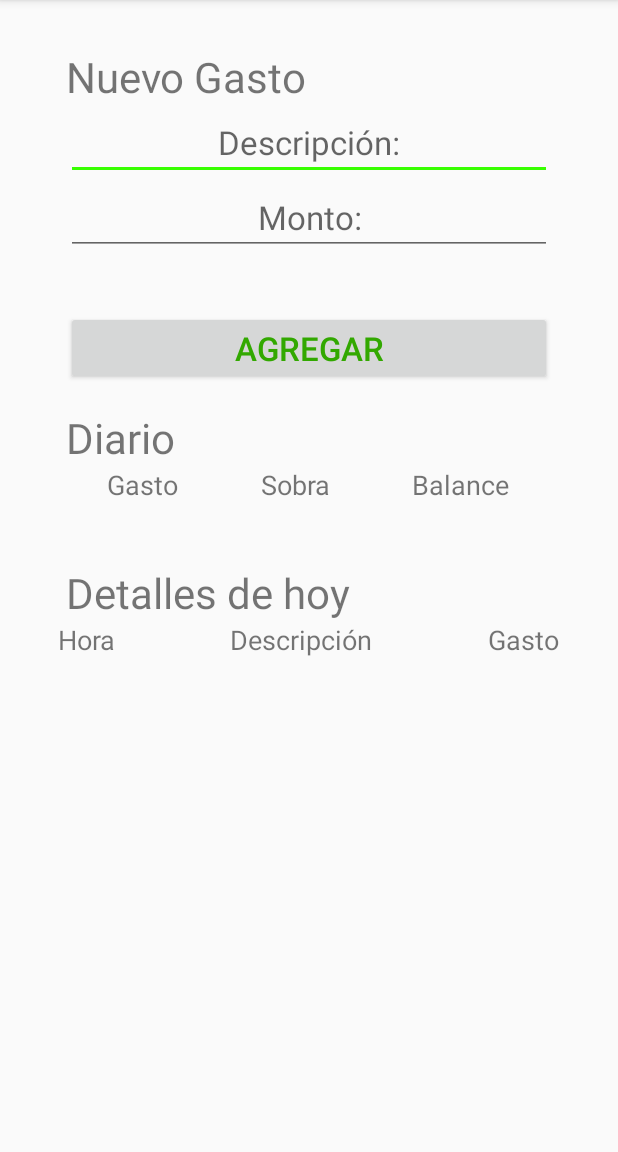
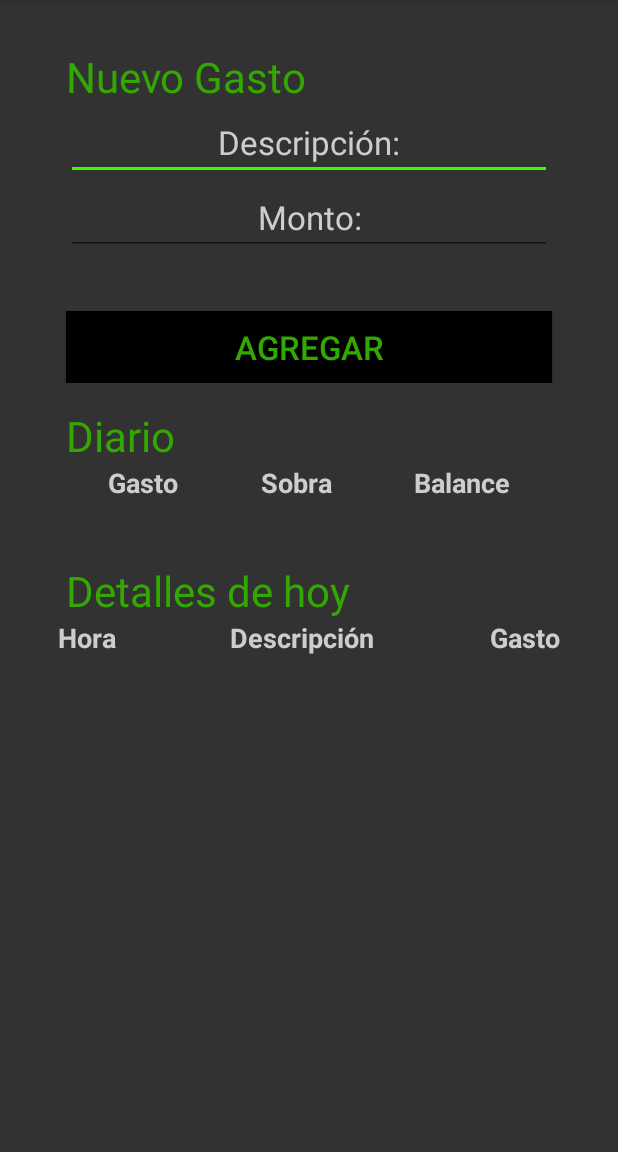
Before and after one commit to gonza56d/Caronte, an Android app: the NewDetalleDiarioActivity screen opened directly, with no data from a screen before it, on a phone screen of 412 x 824 dp, the part 84-1236 px from its top. Run offline under Robolectric (Android 15) with nearby library versions, the phone set to English and light mode, and no system bars; our stand-ins replace Room's generated code.

Commit message:
Colores HERMOSOS =)

```diff
--- a/app/src/main/res/layout/new_detalle_diario_activity.xml
+++ b/app/src/main/res/layout/new_detalle_diario_activity.xml
@@ -7,7 +7,8 @@
     xmlns:app="http://schemas.android.com/apk/res-auto"
     android:layout_width="match_parent"
     android:layout_height="match_parent"
-    tools:context=".NewDetalleDiarioActivity">
+    tools:context=".NewDetalleDiarioActivity"
+    android:background="@color/ultragray">
 
     <!-- Titulo de la app -->
     <!--
@@ -32,7 +33,8 @@
             android:layout_marginTop="16sp"
             android:layout_marginHorizontal="44sp"
             android:text="@string/new_detalle_diario"
-            android:textSize="28sp"/>
+            android:textSize="28sp"
+            android:textColor="@color/colorPrimary"/>
         <EditText
             android:id="@+id/txt_detalle_diario_descripcion"
             android:layout_width="0dp"
@@ -42,7 +44,9 @@
             android:textAlignment="center"
             android:textSize="22sp"
             android:autofillHints="false"
-            android:hint="@string/new_detalle_diario_descripcion"/>
+            android:hint="@string/new_detalle_diario_descripcion"
+            android:textColor="@color/softgray"
+            android:textColorHint="@color/softgray"/>
         <EditText
             android:id="@+id/txt_detalle_diario_gasto"
             android:layout_width="0dp"
@@ -53,7 +57,9 @@
             android:textAlignment="center"
             android:textSize="22sp"
             android:autofillHints="false"
-            android:hint="@string/new_detalle_diario_gasto"/>
+            android:hint="@string/new_detalle_diario_gasto"
+            android:textColor="@color/softgray"
+            android:textColorHint="@color/softgray"/>
         <TextView
             android:id="@+id/lbl_exception"
             android:layout_width="wrap_content"
@@ -71,7 +77,8 @@
             android:textAlignment="center"
             android:textSize="22sp"
             android:textColor="@color/colorPrimary"
-            android:shadowColor="@color/black" />
+            android:shadowColor="@color/colorPrimaryDark"
+            android:background="@color/black"/>
     </TableLayout>
 
     <!-- Tabla con info del diario -->
@@ -82,7 +89,8 @@
         android:layout_marginTop="16sp"
         android:layout_marginHorizontal="44sp"
         android:text="@string/diario"
-        android:textSize="28sp"/>
+        android:textSize="28sp"
+        android:textColor="@color/colorPrimary"/>
     <TableLayout
         android:id="@+id/table_diario"
         android:layout_width="wrap_content"
@@ -93,29 +101,38 @@
             <TextView
                 android:textAlignment="center"
                 android:text="@string/gasto"
-                android:textSize="18sp"/>
+                android:textStyle="bold"
+                android:textSize="18sp"
+                android:textColor="@color/softgray"/>
             <TextView
                 android:textAlignment="center"
                 android:text="@string/sobra"
-                android:textSize="18sp"/>
+                android:textStyle="bold"
+                android:textSize="18sp"
+                android:textColor="@color/softgray"/>
             <TextView
                 android:textAlignment="center"
                 android:text="@string/balance"
-                android:textSize="18sp"/>
+                android:textStyle="bold"
+                android:textSize="18sp"
+                android:textColor="@color/softgray"/>
         </TableRow>
         <TableRow>
             <TextView
                 android:id="@+id/lbl_diario_gasto"
                 android:textAlignment="center"
-                android:textSize="18sp"/>
+                android:textSize="18sp"
+                android:textColor="@color/softgray"/>
             <TextView
                 android:id="@+id/lbl_diario_sobra"
                 android:textAlignment="center"
-                android:textSize="18sp"/>
+                android:textSize="18sp"
+                android:textColor="@color/softgray"/>
             <TextView
                 android:id="@+id/lbl_diario_balance"
                 android:textAlignment="center"
-                android:textSize="18sp"/>
+                android:textSize="18sp"
+                android:textColor="@color/softgray"/>
         </TableRow>
     </TableLayout>
 
@@ -127,28 +144,34 @@
         android:layout_marginTop="16sp"
         android:layout_marginHorizontal="44sp"
         android:text="@string/detalles_hoy"
-        android:textSize="28sp"/>
+        android:textSize="28sp"
+        android:textColor="@color/colorPrimary"/>
     <TableLayout android:stretchColumns="*">
         <TableRow>
             <TextView
                 android:textAlignment="center"
                 android:text="@string/hora"
-                android:textSize="18sp"/>
+                android:textStyle="bold"
+                android:textSize="18sp"
+                android:textColor="@color/softgray"/>
             <TextView
                 android:textAlignment="center"
                 android:text="@string/descripcion"
-                android:textSize="18sp"/>
+                android:textStyle="bold"
+                android:textSize="18sp"
+                android:textColor="@color/softgray"/>
             <TextView
                 android:textAlignment="center"
                 android:text="@string/gasto"
-                android:textSize="18sp"/>
+                android:textStyle="bold"
+                android:textSize="18sp"
+                android:textColor="@color/softgray"/>
         </TableRow>
     </TableLayout>
     <TableLayout
         android:id="@+id/table_list_detalles_diarios"
         android:layout_width="wrap_content"
         android:orientation="vertical"
-        android:layout_marginTop="16sp"
         android:layout_marginHorizontal="44sp"
         android:stretchColumns="*">
     </TableLayout>
--- a/app/src/main/res/values/colors.xml
+++ b/app/src/main/res/values/colors.xml
@@ -1,6 +1,8 @@
 <?xml version="1.0" encoding="utf-8"?>
 <resources>
     <color name="black">#000000</color>
+    <color name="ultragray">#323232</color>
+    <color name="softgray">#CDCDCD</color>
     <color name="colorPrimary">#32A800</color>
     <color name="colorPrimaryDark">#046C00</color>
     <color name="colorAccent">#38FF00</color>
```
Also changed, not shown: app/src/main/java/com/caronte/NewDetalleDiarioActivity.java (+7 -0 lines), app/src/main/res/layout/new_periodo_activity.xml (+14 -6 lines).
